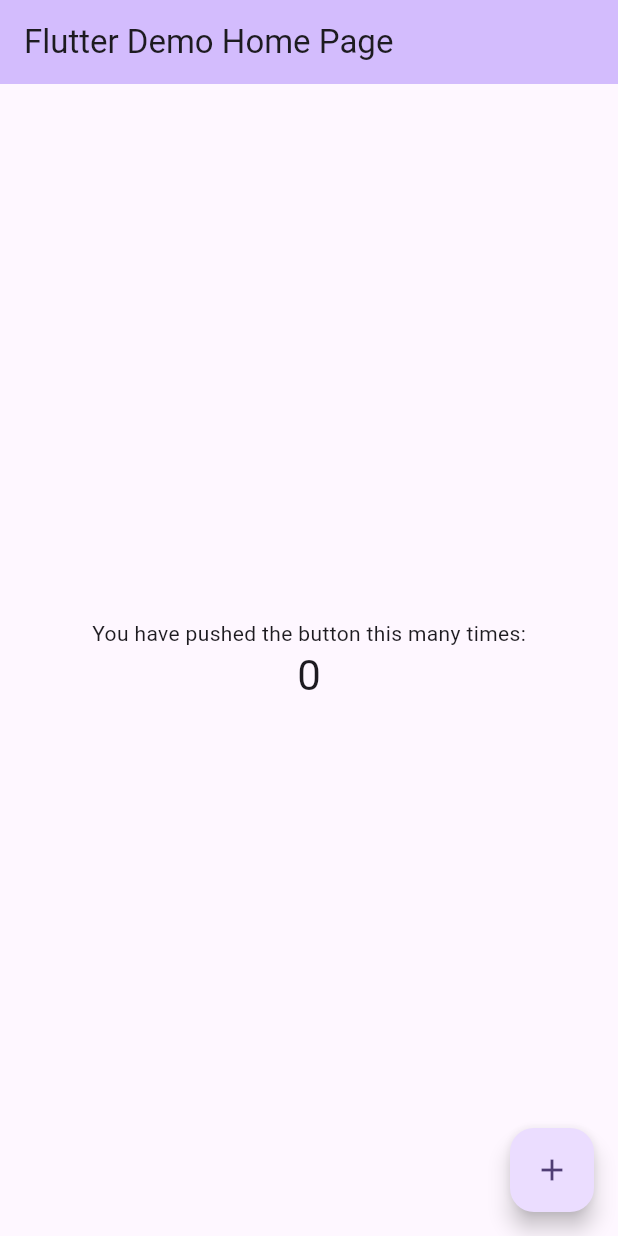
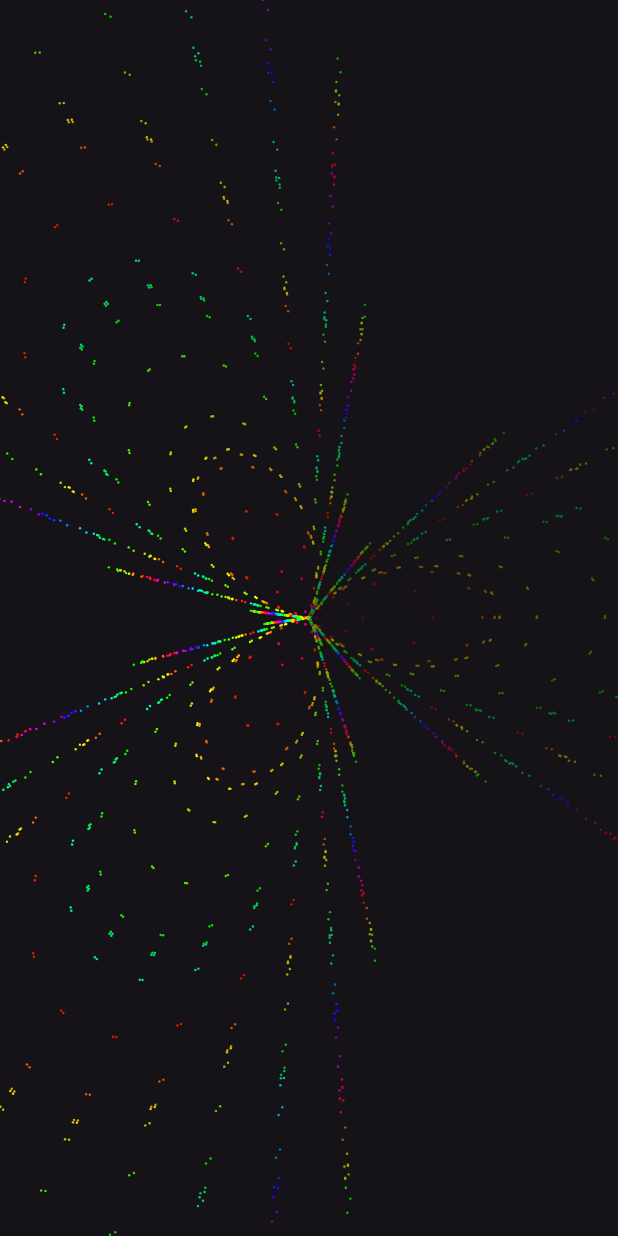
Before and after one commit to avadhksapariya/flutter-animations, a Flutter app: the screen it shows after launch, on a phone screen of 412 x 824 dp. Run offline on Flutter 3.47's test engine with Material 3 defaults, Android fonts, the phone set to English and light mode, and no system bars.

Commit message:
- Screen Sphere: Created the sphere animation with the CustomPainter and drawCircle API. - main: Added screen sphere to display on home with removing previous counter app. - AndroidManifest: Refactored the app name.

```diff
--- /dev/null
+++ b/lib/animation_screens/screen_sphere.dart
@@ -0,0 +1,87 @@
+import 'dart:math';
+
+import 'package:flutter/material.dart';
+
+class ScreenSphere extends StatefulWidget {
+  const ScreenSphere({super.key});
+
+  @override
+  State<ScreenSphere> createState() => _ScreenSphereState();
+}
+
+class _ScreenSphereState extends State<ScreenSphere> with SingleTickerProviderStateMixin {
+  late AnimationController acSphere;
+  late DateTime start;
+
+  @override
+  void initState() {
+    super.initState();
+    start = DateTime.now();
+    acSphere = AnimationController(vsync: this, duration: Duration(seconds: 5))..repeat();
+  }
+
+  @override
+  void dispose() {
+    acSphere.dispose();
+    super.dispose();
+  }
+
+  @override
+  Widget build(BuildContext context) {
+    return Scaffold(
+      body: AnimatedBuilder(
+        animation: acSphere,
+        builder: (context, child) {
+          final time = DateTime.now().difference(start).inMilliseconds / 1000.0;
+          final rotation = sin(time) * 2;
+
+          return CustomPaint(painter: SpherePainter(time: time, rotation: rotation), size: MediaQuery.of(context).size);
+        },
+      ),
+    );
+  }
+}
+
+class SpherePainter extends CustomPainter {
+  SpherePainter({super.repaint, required this.time, required this.rotation});
+
+  final double time;
+  final double rotation;
+
+  @override
+  void paint(Canvas canvas, Size size) {
+    final pointSize = min(size.width, size.height) * 0.002;
+    final center = Offset(size.width / 2, size.height / 2);
+    final paint = Paint();
+
+    for (int ring = 0; ring < 40; ring++) {
+      final ringRadius = ring * 12.0;
+      final points = min((ringRadius * 1.5).toInt(), 100);
+
+      for (int point = 0; point < points; point++) {
+        final angle = (point / points) * 2 * pi * rotation;
+
+        final wobble = sin(time * 2 + ringRadius / 10) * 10;
+        final distanceModifier = 1 + sin(angle * 3 + time);
+        final adjustedRadius = (ringRadius + wobble) * distanceModifier;
+
+        final x = cos(angle) * adjustedRadius;
+        final y = sin(angle) * adjustedRadius;
+        final offset = Offset(center.dx + x, center.dy + y);
+
+        // Fixing hue calculation
+        final hue = (((ringRadius / 360 + time / 5) % 1.0) * 1.5) % 1.0;
+        final brightness = 0.7 + sin(time * 3 + angle) * 0.3;
+        final color = HSVColor.fromAHSV(1.0, hue * 360, 1.0, brightness).toColor();
+
+        paint.color = color.withValues(alpha: 1.0);
+        canvas.drawCircle(offset, pointSize, paint);
+      }
+    }
+  }
+
+  @override
+  bool shouldRepaint(covariant CustomPainter oldDelegate) {
+    return true;
+  }
+}
--- a/lib/main.dart
+++ b/lib/main.dart
@@ -1,4 +1,5 @@
 import 'package:flutter/material.dart';
+import 'package:flutter_animations/animation_screens/screen_sphere.dart';
 
 void main() {
   runApp(const MyApp());
@@ -7,116 +8,13 @@ void main() {
 class MyApp extends StatelessWidget {
   const MyApp({super.key});
 
-  // This widget is the root of your application.
   @override
   Widget build(BuildContext context) {
     return MaterialApp(
-      title: 'Flutter Demo',
-      theme: ThemeData(
-        // This is the theme of your application.
-        //
-        // TRY THIS: Try running your application with "flutter run". You'll see
-        // the application has a purple toolbar. Then, without quitting the app,
-        // try changing the seedColor in the colorScheme below to Colors.green
-        // and then invoke "hot reload" (save your changes or press the "hot
-        // reload" button in a Flutter-supported IDE, or press "r" if you used
-        // the command line to start the app).
-        //
-        // Notice that the counter didn't reset back to zero; the application
-        // state is not lost during the reload. To reset the state, use hot
-        // restart instead.
-        //
-        // This works for code too, not just values: Most code changes can be
-        // tested with just a hot reload.
-        colorScheme: ColorScheme.fromSeed(seedColor: Colors.deepPurple),
-      ),
-      home: const MyHomePage(title: 'Flutter Demo Home Page'),
+      debugShowCheckedModeBanner: false,
+      title: 'Flutter Animations',
+      theme: ThemeData(colorScheme: ColorScheme.fromSeed(seedColor: Colors.deepPurple, brightness: Brightness.dark)),
+      home: ScreenSphere(),
     );
   }
 }
-
-class MyHomePage extends StatefulWidget {
-  const MyHomePage({super.key, required this.title});
-
-  // This widget is the home page of your application. It is stateful, meaning
-  // that it has a State object (defined below) that contains fields that affect
-  // how it looks.
-
-  // This class is the configuration for the state. It holds the values (in this
-  // case the title) provided by the parent (in this case the App widget) and
-  // used by the build method of the State. Fields in a Widget subclass are
-  // always marked "final".
-
-  final String title;
-
-  @override
-  State<MyHomePage> createState() => _MyHomePageState();
-}
-
-class _MyHomePageState extends State<MyHomePage> {
-  int _counter = 0;
-
-  void _incrementCounter() {
-    setState(() {
-      // This call to setState tells the Flutter framework that something has
-      // changed in this State, which causes it to rerun the build method below
-      // so that the display can reflect the updated values. If we changed
-      // _counter without calling setState(), then the build method would not be
-      // called again, and so nothing would appear to happen.
-      _counter++;
-    });
-  }
-
-  @override
-  Widget build(BuildContext context) {
-    // This method is rerun every time setState is called, for instance as done
-    // by the _incrementCounter method above.
-    //
-    // The Flutter framework has been optimized to make rerunning build methods
-    // fast, so that you can just rebuild anything that needs updating rather
-    // than having to individually change instances of widgets.
-    return Scaffold(
-      appBar: AppBar(
-        // TRY THIS: Try changing the color here to a specific color (to
-        // Colors.amber, perhaps?) and trigger a hot reload to see the AppBar
-        // change color while the other colors stay the same.
-        backgroundColor: Theme.of(context).colorScheme.inversePrimary,
-        // Here we take the value from the MyHomePage object that was created by
-        // the App.build method, and use it to set our appbar title.
-        title: Text(widget.title),
-      ),
-      body: Center(
-        // Center is a layout widget. It takes a single child and positions it
-        // in the middle of the parent.
-        child: Column(
-          // Column is also a layout widget. It takes a list of children and
-          // arranges them vertically. By default, it sizes itself to fit its
-          // children horizontally, and tries to be as tall as its parent.
-          //
-          // Column has various properties to control how it sizes itself and
-          // how it positions its children. Here we use mainAxisAlignment to
-          // center the children vertically; the main axis here is the vertical
-          // axis because Columns are vertical (the cross axis would be
-          // horizontal).
-          //
-          // TRY THIS: Invoke "debug painting" (choose the "Toggle Debug Paint"
-          // action in the IDE, or press "p" in the console), to see the
-          // wireframe for each widget.
-          mainAxisAlignment: MainAxisAlignment.center,
-          children: <Widget>[
-            const Text('You have pushed the button this many times:'),
-            Text(
-              '$_counter',
-              style: Theme.of(context).textTheme.headlineMedium,
-            ),
-          ],
-        ),
-      ),
-      floatingActionButton: FloatingActionButton(
-        onPressed: _incrementCounter,
-        tooltip: 'Increment',
-        child: const Icon(Icons.add),
-      ), // This trailing comma makes auto-formatting nicer for build methods.
-    );
-  }
-}
```
Also changed, not shown: 1 other file.
